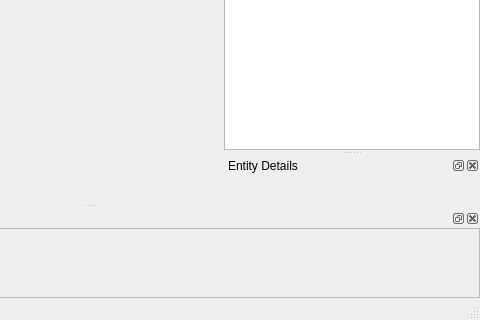
Old version of the form src/viewer/ui/MainWindow.ui in the repository PearCoding/PearRay; both pictures show x 300 to 780 and y 421 to 741 of the 780 by 741 pixel window.
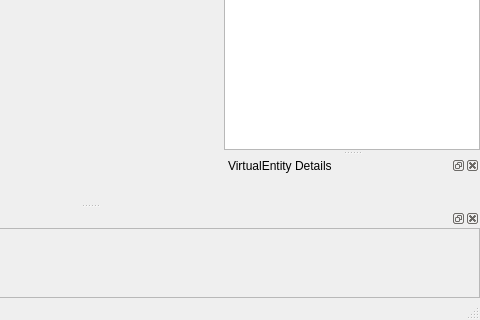
New version of the form. Icons and pictures are not drawn. Custom widgets are drawn as their Qt base class.

Patch:
```diff
--- a/src/viewer/ui/MainWindow.ui
+++ b/src/viewer/ui/MainWindow.ui
@@ -226,7 +226,7 @@
   </widget>
   <widget class="QDockWidget" name="entityDetailsDockWidget">
    <property name="windowTitle">
-    <string>Entity Details</string>
+    <string>VirtualEntity Details</string>
    </property>
    <attribute name="dockWidgetArea">
     <number>2</number>
```
